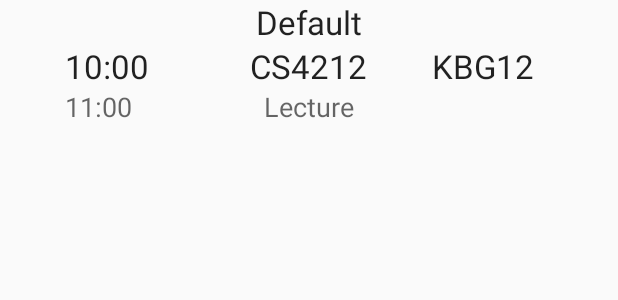
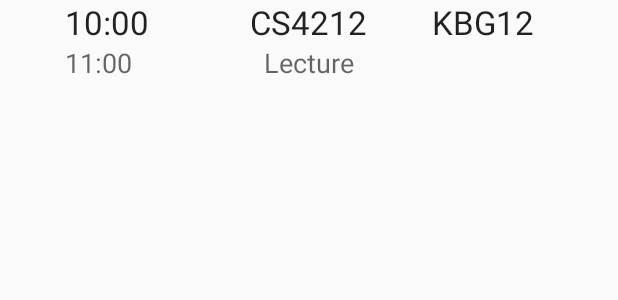
Before and after one commit to codingaway/TimeTableTest, an Android app: the layout session_item_layout.xml on its own in the app's theme, with its tools: preview values and no code run, on a phone screen of 412 x 824 dp. Shown: the top 300 px of the screen. Run offline under Robolectric (Android 15) with nearby library versions, the phone set to English and light mode, and no system bars.

Commit message:
Joshs App changes,

```diff
--- a/app/build.gradle
+++ b/app/build.gradle
@@ -22,6 +22,6 @@ android {
 dependencies {
     compile fileTree(dir: 'libs', include: ['*.jar'])
     compile 'com.android.support:appcompat-v7:21.0.3'
-    compile files('/Users/casper/AndroidStudioProjects/TimeTableTest/libs/jsoup-1.8.1.jar')
+    //compile files('/Users/casper/AndroidStudioProjects/TimeTableTest/libs/jsoup-1.8.1.jar')
     compile files('C:/Users/Loaner/AndroidStudioProjects/TimeTableTest/libs/jsoup-1.8.1.jar')
 }
--- a/app/src/main/java/com/example/timetabletest/ScreenSlidePagerActivity.java
+++ b/app/src/main/java/com/example/timetabletest/ScreenSlidePagerActivity.java
@@ -10,6 +10,7 @@ import android.support.v4.app.FragmentStatePagerAdapter;
 import android.support.v4.view.PagerAdapter;
 import android.support.v4.view.ViewPager;
 import android.util.Log;
+//import android.support.v4.view.PagerTitleStrip;
 
 import java.io.File;
 import java.io.FileInputStream;
@@ -60,7 +61,9 @@ public class ScreenSlidePagerActivity extends FragmentActivity{
             case("Saturday"):   position = 5; break;
             //case("Sunday"):     position = 6; break;
         }
+        //PagerTitleStrip pg = new PagerTitleStrip(getPageTitle(position));
         viewPager.setCurrentItem(position);
+
     }
 
     @Override
--- a/app/src/main/java/com/example/timetabletest/SessionListAdapter.java
+++ b/app/src/main/java/com/example/timetabletest/SessionListAdapter.java
@@ -7,10 +7,7 @@ import android.view.ViewGroup;
 import android.widget.BaseAdapter;
 import android.widget.TextView;
 
-import java.text.SimpleDateFormat;
 import java.util.ArrayList;
-import java.util.Calendar;
-import java.util.Locale;
 
 /**
  * Created by casper on 18/03/15.
--- a/app/src/main/res/layout/activity_screen_slide.xml
+++ b/app/src/main/res/layout/activity_screen_slide.xml
@@ -4,4 +4,9 @@
     android:layout_width="match_parent"
     android:layout_height="match_parent">
 
+    <android.support.v4.view.PagerTitleStrip
+        android:layout_width="wrap_content"
+        android:layout_height="wrap_content"
+        android:layout_gravity="top" />
+
 </android.support.v4.view.ViewPager>
--- a/app/src/main/res/layout/fragment_screen_slide_page.xml
+++ b/app/src/main/res/layout/fragment_screen_slide_page.xml
@@ -4,9 +4,4 @@
     android:layout_width="match_parent"
     android:layout_height="match_parent">
 
-    <TextView
-        android:layout_width="match_parent"
-        android:layout_height="wrap_content"
-        android:id="@+id/dayName"
-        android:text="Day of Week"/>
 </ListView>
--- a/app/src/main/res/layout/session_item_layout.xml
+++ b/app/src/main/res/layout/session_item_layout.xml
@@ -6,17 +6,8 @@
         android:layout_width="wrap_content"
         android:layout_height="wrap_content"
         android:textAppearance="?android:attr/textAppearanceLarge"
-        android:text="Default"
-        android:id="@+id/dayOfWeek"
-        android:layout_centerHorizontal="true"/>
-
-    <TextView
-        android:layout_width="wrap_content"
-        android:layout_height="wrap_content"
-        android:textAppearance="?android:attr/textAppearanceLarge"
         android:text="10:00"
         android:id="@+id/start_time"
-        android:layout_below="@id/dayOfWeek"
         android:layout_alignParentLeft="true"
         android:layout_alignParentStart="true"
         android:layout_marginLeft="43dp"
@@ -37,7 +28,6 @@
         android:textAppearance="?android:attr/textAppearanceLarge"
         android:text="KBG12"
         android:id="@+id/room_code"
-        android:layout_below="@id/dayOfWeek"
         android:layout_toRightOf="@+id/module_code"
         android:layout_toEndOf="@+id/module_code"
         android:layout_marginLeft="43dp"
```
Also changed, not shown: app/src/main/java/com/example/timetabletest/ScreenSliderPagerAdapter.java (+15 -0 lines), 1 other file.
